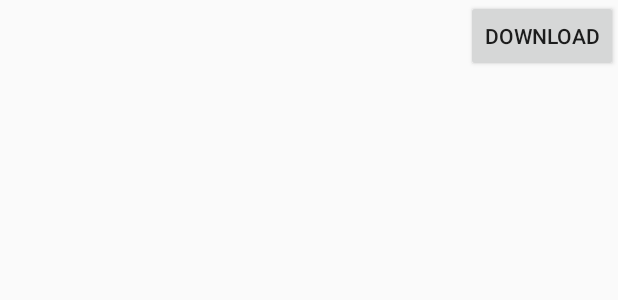
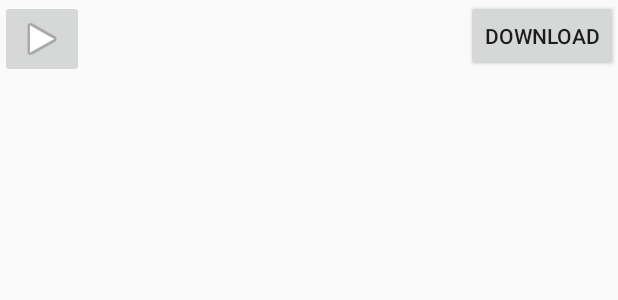
Before and after one commit to if710/2019-2-exercicio-3-podcast-ClaudioCarvalhoo, an Android app: the layout itemlista.xml on its own in the app's theme, with its tools: preview values and no code run, on a phone screen of 412 x 824 dp. Shown: the top 300 px of the screen. Run offline under Robolectric (Android 15) with nearby library versions, the phone set to English and light mode, and no system bars.

Commit message:
feat(passo 8)

```diff
--- a/PodcastPlayer/app/src/main/res/layout/itemlista.xml
+++ b/PodcastPlayer/app/src/main/res/layout/itemlista.xml
@@ -7,6 +7,12 @@
         android:layout_width="match_parent"
         android:layout_height="wrap_content"
         android:orientation="horizontal" >
+
+        <ImageButton
+            android:id="@+id/play_button"
+            android:layout_width="wrap_content"
+            android:layout_height="wrap_content"
+            android:src="@android:drawable/ic_media_play" />
 
         <TextView
             android:id="@+id/item_title"
```
Also changed, not shown: 1 other file.
